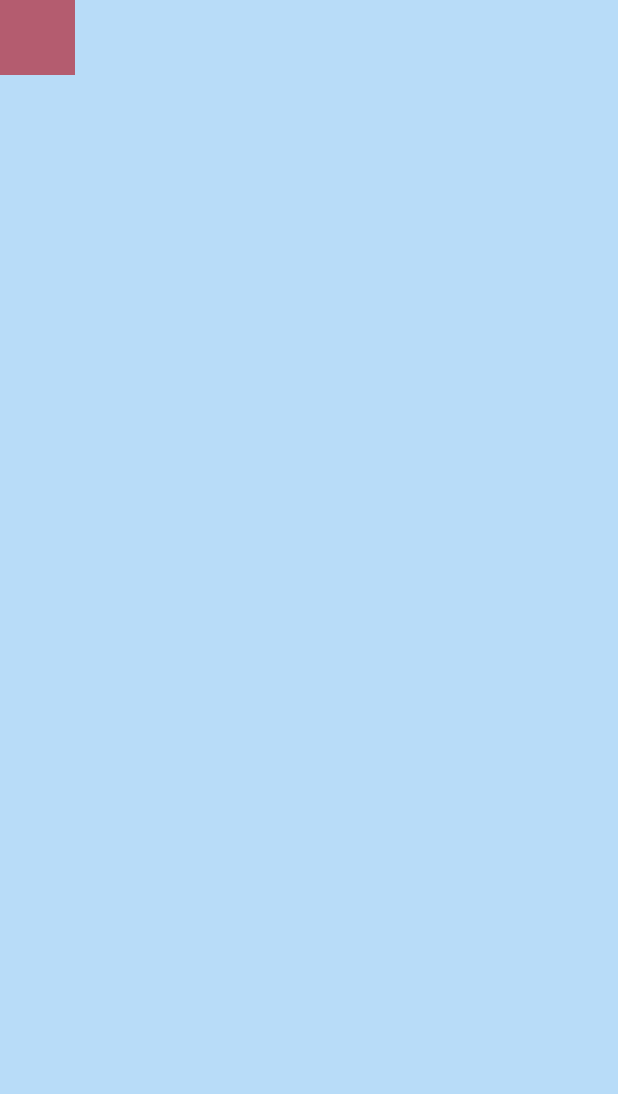
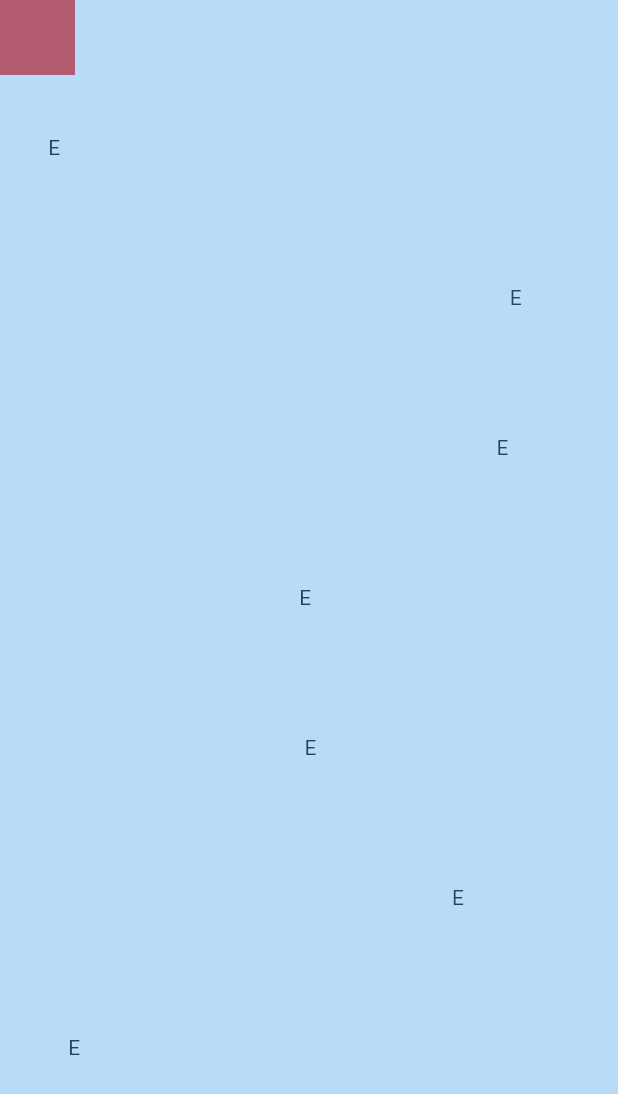
Before and after one commit to yeasin50/space_craft, a Flutter app: the screen it shows after launch, on a phone screen of 412 x 824 dp. Shown: the top 1094 px of the screen. Run offline on Flutter 3.47's test engine with Material 2 defaults, Android fonts, the phone set to English and light mode, and no system bars; our stand-ins replace assets_audio_player, easy_rich_text, flutter_riverpod.

Commit message:
prototyped_enemy_movement

```diff
--- a/lib/model/model.dart
+++ b/lib/model/model.dart
@@ -1,4 +1,5 @@
 export 'bullet.dart';
+export 'enemy_ship.dart';
 export 'particle.dart';
 export 'player.dart';
 export 'ship.dart';
--- a/lib/provider/provider.dart
+++ b/lib/provider/provider.dart
@@ -1,3 +1,4 @@
 export 'package:flutter_riverpod/flutter_riverpod.dart';
 export 'bullets_provider.dart';
 export 'player_info_provider.dart';
+export 'enemy_provider.dart';
--- a/lib/screens/on_play/on_play.screen.dart
+++ b/lib/screens/on_play/on_play.screen.dart
@@ -1,5 +1,4 @@
 import 'package:flutter/material.dart';
-import 'package:flutter_riverpod/flutter_riverpod.dart';
 
 import '../../provider/provider.dart';
 import 'widgets/widgets.dart';
@@ -11,24 +10,33 @@ class OnPlayScreen extends ConsumerWidget {
   Widget build(BuildContext context, WidgetRef ref) {
     final playerInfo = ref.watch(playerInfoProvider);
     return Scaffold(
-      body: Stack(
+      body: LayoutBuilder(
+        builder: (context, constraints) => Stack(
           children: [
             Positioned(
               top: playerInfo.player.position2d.dY,
               left: playerInfo.player.position2d.dX,
               child: playerShip(),
             ),
+
+            EnemyOverlay(
+              constraints: constraints,
+            ),
+
             ...playerInfo.bullets.map((b) {
               return Positioned(
                 top: b.position.dY,
                 left: b.position.dX,
-              child: Text('A'),
+                child: const Text('A'),
               );
             }).toList(),
 
             /// detect touch on bottom
-          const TouchPositionDetector(),
+            TouchPositionDetector(
+              constraints: constraints,
+            ),
           ],
+        ),
       ),
     );
   }
--- /dev/null
+++ b/lib/screens/on_play/widgets/enemy_overlay.dart
@@ -0,0 +1,29 @@
+import 'package:flutter/material.dart';
+
+import '../../../provider/provider.dart';
+
+class EnemyOverlay extends ConsumerWidget {
+  const EnemyOverlay({
+    Key? key,
+    required this.constraints,
+  }) : super(key: key);
+
+  final BoxConstraints constraints;
+
+  @override
+  Widget build(BuildContext context, WidgetRef ref) {
+    final enemyNotifer = ref.watch(enemyProvider(constraints));
+
+    return Stack(
+      children: [
+        ...enemyNotifer.enemies.map(
+          (e) => Positioned(
+            top: e.position2d.dY,
+            left: e.position2d.dX,
+            child: const Text("E"),
+          ),
+        ),
+      ],
+    );
+  }
+}
--- a/lib/screens/on_play/widgets/touchpos_detector.dart
+++ b/lib/screens/on_play/widgets/touchpos_detector.dart
@@ -5,15 +5,19 @@ import '../utils/utils.dart';
 
 //this widget gonna handle UI Touch Position
 class TouchPositionDetector extends StatelessWidget {
-  const TouchPositionDetector({Key? key}) : super(key: key);
+  const TouchPositionDetector({
+    Key? key,
+    required this.constraints,
+  }) : super(key: key);
+
+  final BoxConstraints constraints;
 
   @override
   Widget build(BuildContext context) {
     return Consumer(
       builder: (context, watch, child) {
         final playerInfo = watch.read(playerInfoProvider);
-        return LayoutBuilder(
-          builder: (context, constraints) => GestureDetector(
+        return GestureDetector(
           onPanDown: (details) {
             playerInfo.startShooting();
             updatePlayerPosition(
@@ -45,7 +49,6 @@ class TouchPositionDetector extends StatelessWidget {
 
             ///we can also choose overlay widget here, or BG Placement 🤓
           ),
-          ),
         );
       },
     );
--- a/lib/screens/on_play/widgets/widgets.dart
+++ b/lib/screens/on_play/widgets/widgets.dart
@@ -1,3 +1,4 @@
-
+export 'enemy_overlay.dart';
+export 'play_pause_button.dart';
 export 'player_ship.dart';
 export 'touchpos_detector.dart';
```
Also changed, not shown: lib/model/enemy_ship.dart (added, +21 -0 lines), lib/provider/enemy_provider.dart (added, +79 -0 lines), lib/screens/on_play/utils/enemy_hanlader.dart (added), lib/screens/on_play/widgets/play_pause_button.dart (added), 2 other files. Lines whose indentation alone changed are shown as unchanged.
